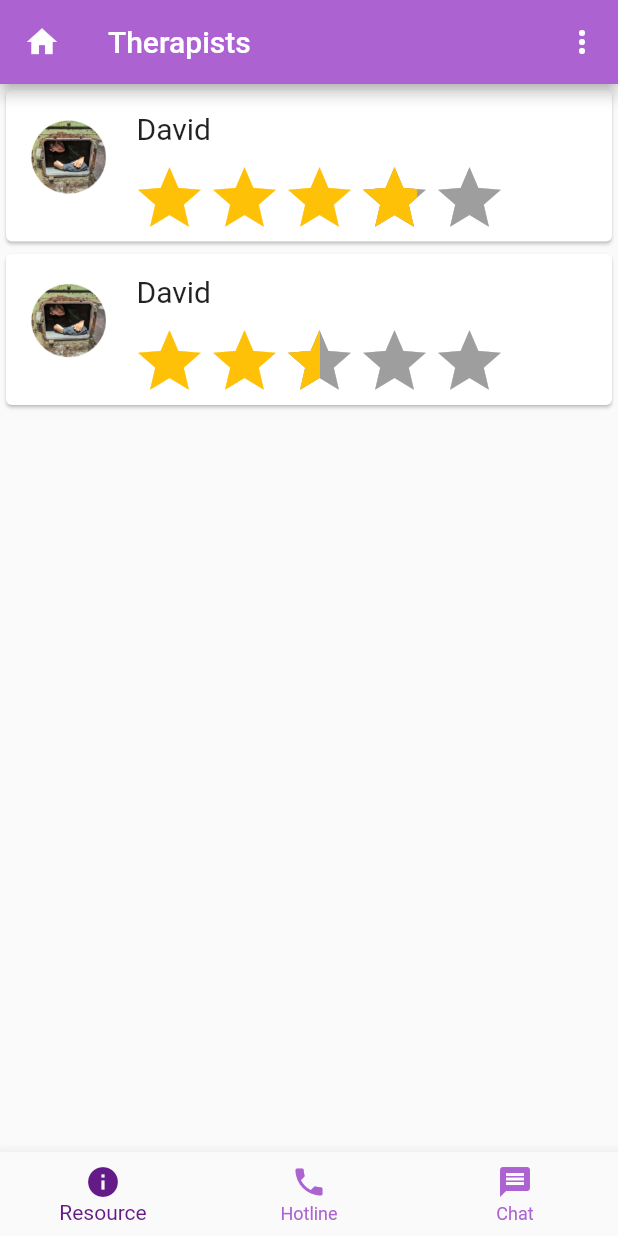
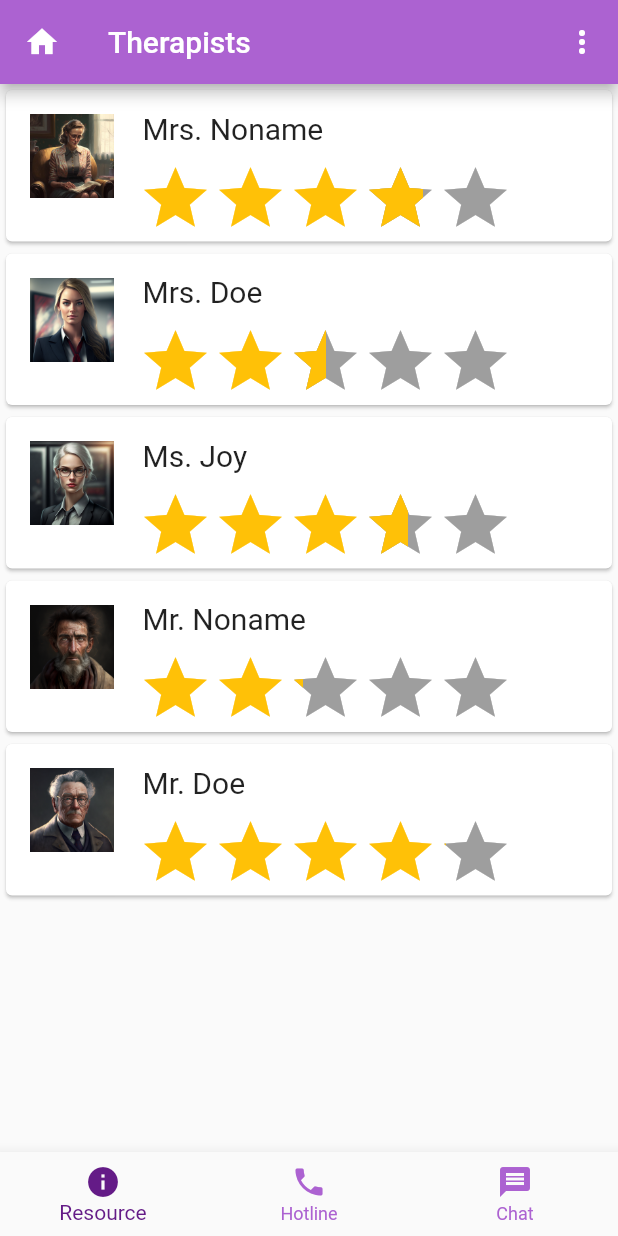
Before and after one commit to Rajmeet/BestFriend, a Flutter app: the ResourceScreen screen opened directly, on a phone screen of 412 x 824 dp. Run offline on Flutter 3.47's test engine with Material 2 defaults, Android fonts, the phone set to English and light mode, and no system bars; drawn by our look-alikes of flutter_rating_bar; our stand-ins replace flutter_chat_types, flutter_chat_ui.

Commit message:
made therapy buttons

```diff
--- a/lib/resource_screen.dart
+++ b/lib/resource_screen.dart
@@ -37,9 +37,12 @@ class _ResourceScreenState extends State<ResourceScreen> {
     );
   }
 
-  List<Threapist> threapists = [
-    Threapist(image: "assets/David.png", name: "David", score: 3.8),
-    Threapist(image: "assets/David.png", name: "David", score: 2.5),
+  List<Threapist> therapists = [
+    Threapist(image: "assets/therapist1.png", name: "Mrs. Noname", score: 3.8),
+    Threapist(image: "assets/therapist2.png", name: "Mrs. Doe", score: 2.5),
+    Threapist(image: "assets/therapist3.png", name: "Ms. Joy", score: 3.6),
+    Threapist(image: "assets/therapist4.png", name: "Mr. Noname", score: 2.2),
+    Threapist(image: "assets/therapist5.png", name: "Mr. Doe", score: 4.1),
   ];
 
   @override
@@ -85,29 +88,31 @@ class _ResourceScreenState extends State<ResourceScreen> {
         ],
       ),
       body: ListView.builder(
-          itemCount: threapists.length,
+          itemCount: therapists.length,
           itemBuilder: (context, index) {
-            return Card(
+            return GestureDetector(
+              onTap: () => _openTherapistDetails(index),
+              child: Card(
                 child: ListTile(
-                leading: Image(image: AssetImage(threapists[index].image!)),
-                // add padding to the top of the title
+                  leading: Image(image: AssetImage(therapists[index].image!)),
                   title: Padding(
                     padding: const EdgeInsets.fromLTRB(3, 10, 5, 10),
                     child: Text(
-                    threapists[index].name!,
-                    style: TextStyle(fontSize: 20),
+                      therapists[index].name!,
+                      style: const TextStyle(fontSize: 20),
                     ),
                   ),
                   subtitle: IgnorePointer(
                     ignoring: true,
                     child: RatingBarIndicator(
-                    rating: threapists[index].score!,
-                    itemBuilder: (context, index) => Icon(
+                      rating: therapists[index].score!,
+                      itemBuilder: (context, index) => const Icon(
                         Icons.star,
                         color: Colors.amber,
                       ),
                       itemCount: 5,
                       itemSize: 50.0,
+                    ),
                   ),
                 ),
               ),
```
Lines whose indentation alone changed are shown as unchanged.
